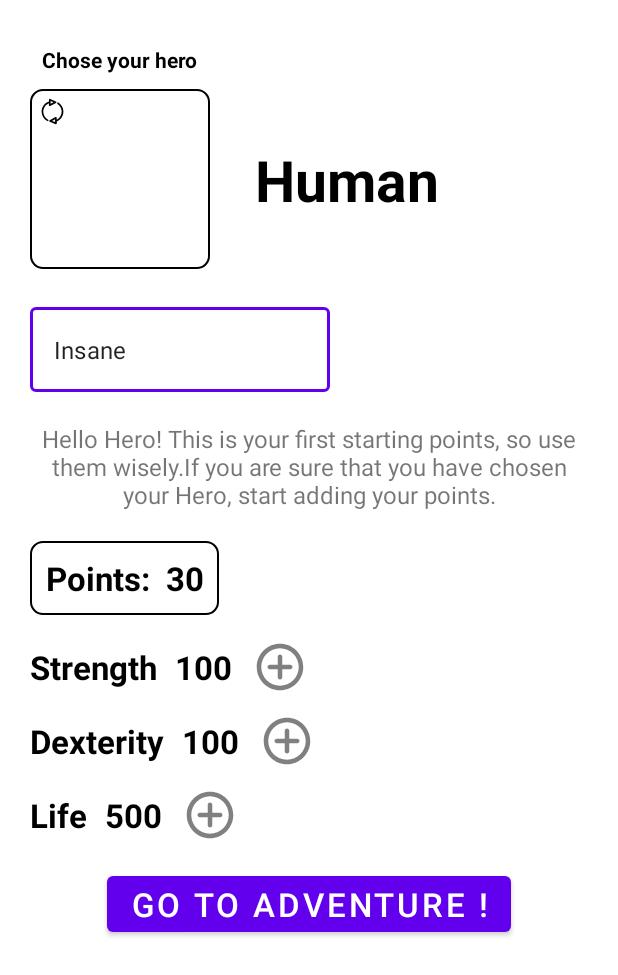
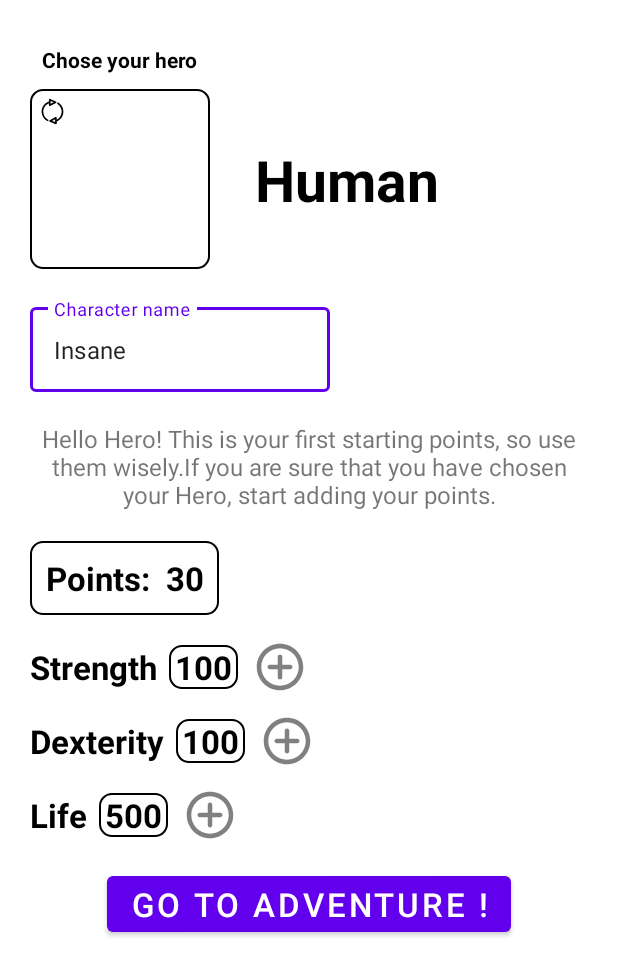
Before and after one commit to GeorgiSurchev/MigrationDeeplink, an Android app: the layout hero_fragment.xml on its own in the app's theme, with its tools: preview values and no code run, on a phone screen of 412 x 824 dp. Shown: the top 975 px of the screen. Run offline under Robolectric (Android 15) with nearby library versions, the phone set to English and light mode, and no system bars.

Commit message:
-remove userName and id in MigrationData nad and HeroViewModel -add Intent.FLAG_ACTIVITY_NEW_TASK to migration Intent in HeroFragment -constants rename in DynamicLinkDataHelper.kt -add text hint in hero_name (hero_fragment) -small refactor in styles

```diff
--- a/app/src/main/AndroidManifest.xml
+++ b/app/src/main/AndroidManifest.xml
@@ -16,10 +16,6 @@
 				<action android:name="android.intent.action.MAIN" />
 				<category android:name="android.intent.category.LAUNCHER" />
 			</intent-filter>
-
 		</activity>
-
-
 	</application>
-
 </manifest>
--- a/app/src/main/java/com/example/migrationdeeplink/ui/main/models/MigrationData.kt
+++ b/app/src/main/java/com/example/migrationdeeplink/ui/main/models/MigrationData.kt
@@ -1,11 +1,10 @@
 package com.example.migrationdeeplink.ui.main.models
 
 data class MigrationData(
-	val userName: String,
-	val id: Int,
 	val characterName: String,
 	val race: String,
 	val strength: String,
 	val dexterity: String,
-	val life: String
+	val life: String,
+	val avatarIcon: String
 )
--- a/app/src/main/res/layout/hero_fragment.xml
+++ b/app/src/main/res/layout/hero_fragment.xml
@@ -78,6 +78,7 @@
 			android:layout_width="wrap_content"
 			android:layout_height="wrap_content"
 			android:layout_marginTop="@dimen/hero_margin_top_20dp"
+			android:hint="@string/hero_name_hint"
 			android:minWidth="@dimen/hero_name_min_width"
 			app:layout_constraintEnd_toEndOf="parent"
 			app:layout_constraintHorizontal_bias="0"
@@ -89,7 +90,8 @@
 				android:layout_width="match_parent"
 				android:layout_height="wrap_content"
 				android:inputType="text"
-				android:text="@={heroViewModel.userName}"
+				android:maxLength="24"
+				android:text="@={heroViewModel.characterName}"
 				tools:text="Insane" />
 
 		</com.google.android.material.textfield.TextInputLayout>
@@ -138,7 +140,6 @@ use them wisely.If you are sure that you have chosen your Hero, start adding you
 
 		</LinearLayout>
 
-
 		<TextView
 			android:id="@+id/hero_strength_title"
 			style="@style/HeroPropertyTitleStyle"
@@ -161,7 +162,7 @@ use them wisely.If you are sure that you have chosen your Hero, start adding you
 
 		<ImageButton
 			android:id="@+id/hero_strength_plus_btn"
-			style="@style/HeroPropertyTextStyle"
+			style="@style/HeroPropertyButtonPlusStyle"
 			android:layout_width="wrap_content"
 			android:layout_height="wrap_content"
 			android:contentDescription="@null"
@@ -193,7 +194,7 @@ use them wisely.If you are sure that you have chosen your Hero, start adding you
 
 		<ImageButton
 			android:id="@+id/hero_dexterity_plus_btn"
-			style="@style/HeroPropertyTextStyle"
+			style="@style/HeroPropertyButtonPlusStyle"
 			android:layout_width="wrap_content"
 			android:layout_height="wrap_content"
 			android:contentDescription="@null"
@@ -225,7 +226,7 @@ use them wisely.If you are sure that you have chosen your Hero, start adding you
 
 		<ImageButton
 			android:id="@+id/hero_life_plus_btn"
-			style="@style/HeroPropertyTextStyle"
+			style="@style/HeroPropertyButtonPlusStyle"
 			android:layout_width="wrap_content"
 			android:layout_height="wrap_content"
 			android:contentDescription="@null"
--- a/app/src/main/res/values/strings.xml
+++ b/app/src/main/res/values/strings.xml
@@ -7,5 +7,6 @@
 	<string name="first_points_message">Hello Hero! This is your first starting points, so
 use them wisely. If you are completely sure that you have chosen your Hero, start adding your points. </string>
 	<string name="points">Points: </string>
+	<string name="hero_name_hint">Character name </string>
 	<string name="go_to_adventure">Go to Adventure ! </string>
 </resources>
--- a/app/src/main/res/values/styles.xml
+++ b/app/src/main/res/values/styles.xml
@@ -13,12 +13,12 @@
 
 	<style name="HeroPropertyTextStyle" parent="BlackBoldedTextStyle">
 		<item name="android:textSize">@dimen/hero_default_text_size</item>
-		<item name="android:src">@drawable/ic_add_property</item>
-		<item name="android:backgroundTint">@color/white</item>
 	</style>
 
 	<style name="HeroPropertyButtonPlusStyle" parent="BlackBoldedTextStyle">
+		<item name="android:src">@drawable/ic_add_property</item>
 		<item name="android:textSize">@dimen/hero_default_text_size</item>
+		<item name="android:backgroundTint">@color/white</item>
 
 	</style>
 
```
Also changed, not shown: app/src/main/java/com/example/migrationdeeplink/ui/main/HeroFragment.kt (+6 -4 lines), app/src/main/java/com/example/migrationdeeplink/ui/main/HeroViewModel.kt (+7 -10 lines), app/src/main/java/com/example/migrationdeeplink/utils/DynamicLinkDataHelper.kt (+5 -5 lines).
